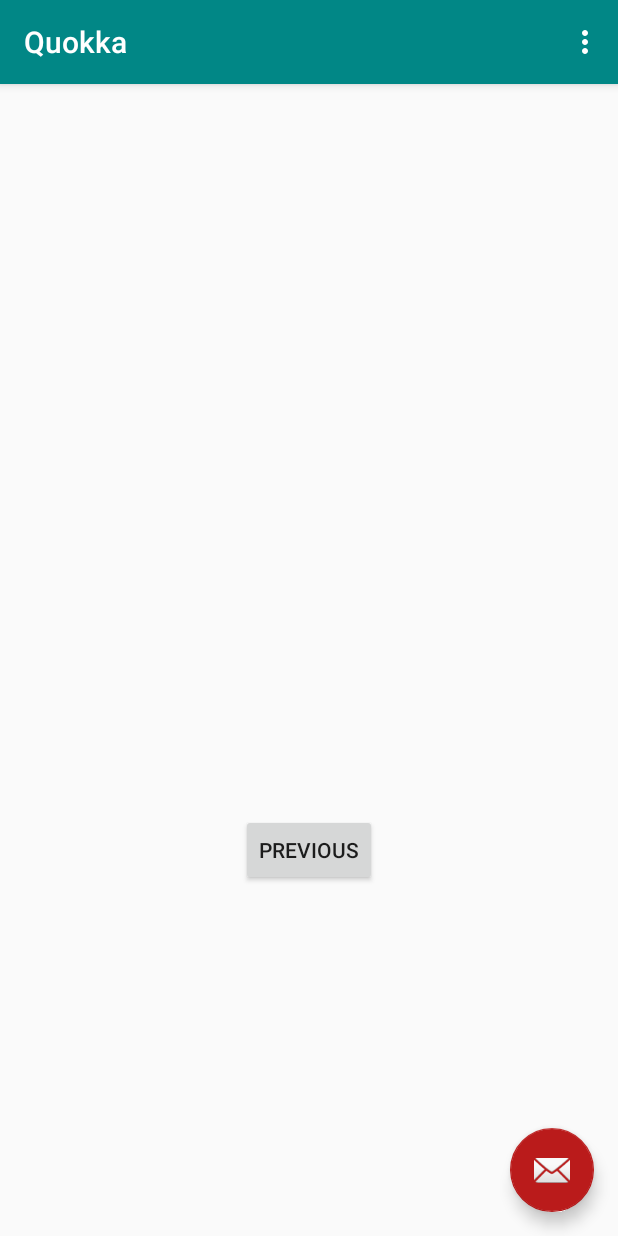
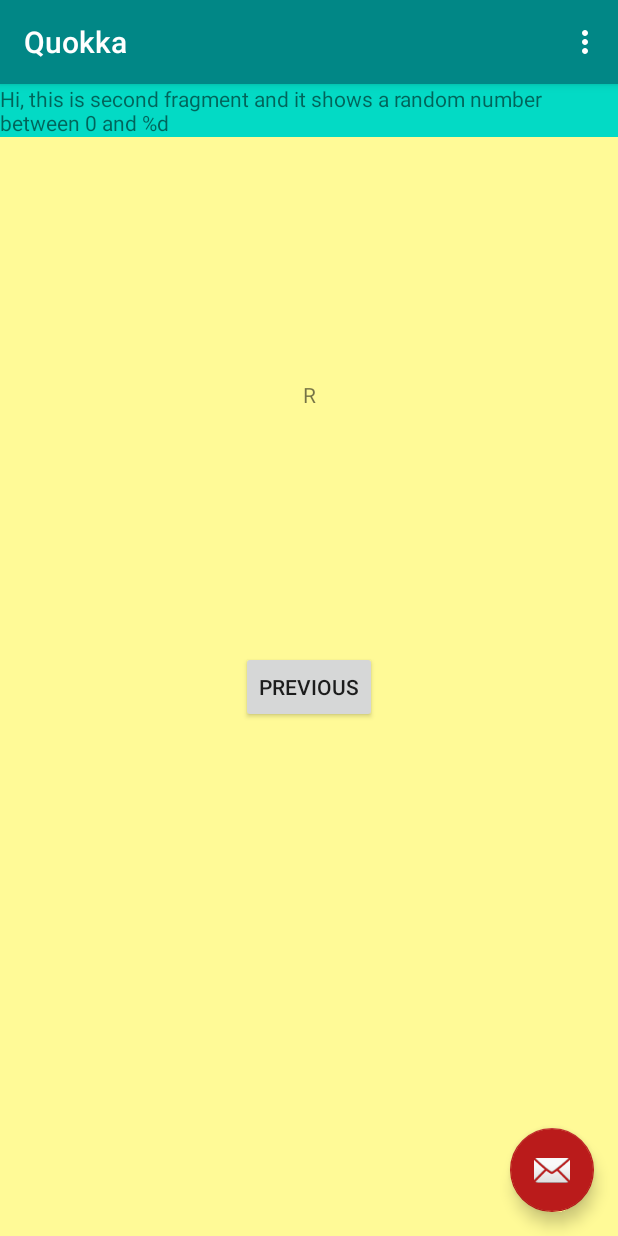
Before and after one commit to daphniamh/Quokka, an Android app: the SecondFragment screen opened through its navigation route, on a phone screen of 412 x 824 dp. Run offline under Robolectric (Android 15) with nearby library versions, the light colour scheme and no system bars.

Commit message:
changed layout of second fragment

```diff
--- a/app/src/main/res/layout/fragment_second.xml
+++ b/app/src/main/res/layout/fragment_second.xml
@@ -4,13 +4,15 @@
     xmlns:tools="http://schemas.android.com/tools"
     android:layout_width="match_parent"
     android:layout_height="match_parent"
+    android:background="@color/specialButtonColor"
     tools:context=".SecondFragment">
 
     <TextView
-        android:id="@+id/textview_second"
-        android:layout_width="wrap_content"
+        android:id="@+id/textview_header"
+        android:layout_width="0dp"
         android:layout_height="wrap_content"
-        app:layout_constraintBottom_toTopOf="@id/button_second"
+        android:background="@color/colorAccent"
+        android:text="@string/default_text_greeting"
         app:layout_constraintEnd_toEndOf="parent"
         app:layout_constraintStart_toStartOf="parent"
         app:layout_constraintTop_toTopOf="parent" />
@@ -23,5 +25,15 @@
         app:layout_constraintBottom_toBottomOf="parent"
         app:layout_constraintEnd_toEndOf="parent"
         app:layout_constraintStart_toStartOf="parent"
-        app:layout_constraintTop_toBottomOf="@id/textview_second" />
+        app:layout_constraintTop_toBottomOf="@id/textview_header" />
+
+    <TextView
+        android:id="@+id/textview_random"
+        android:layout_width="wrap_content"
+        android:layout_height="wrap_content"
+        android:text="R"
+        app:layout_constraintBottom_toTopOf="@+id/button_second"
+        app:layout_constraintEnd_toEndOf="parent"
+        app:layout_constraintStart_toStartOf="parent"
+        app:layout_constraintTop_toBottomOf="@+id/textview_header" />
 </androidx.constraintlayout.widget.ConstraintLayout>
--- a/app/src/main/res/values/strings.xml
+++ b/app/src/main/res/values/strings.xml
@@ -13,6 +13,7 @@
     <string name="random_button_text">Random</string>
     <string name="count_button_text">Count</string>
     <string name="default_text_name">Nief</string>
+    <string name="default_text_greeting">Hi, this is second fragment and it shows a random number between 0 and %d</string>
     <string name="number_output">0</string>
 
 
```
